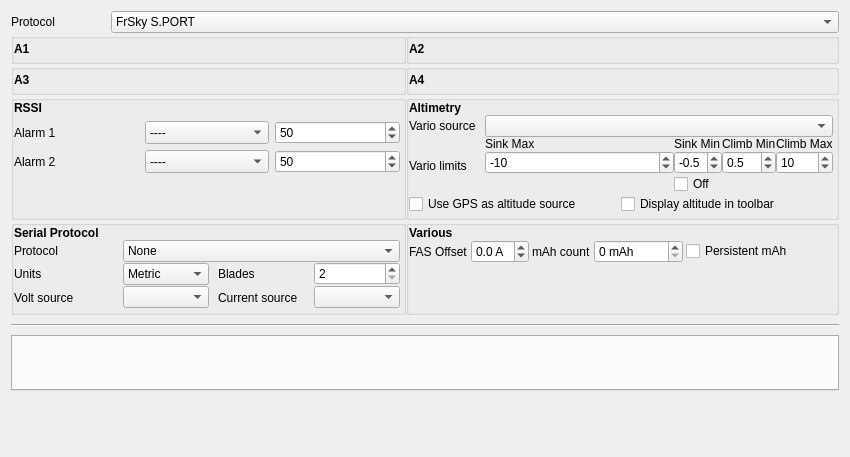
Qt form companion/src/modeledit/telemetry.ui (opentx/opentx) before a commit.
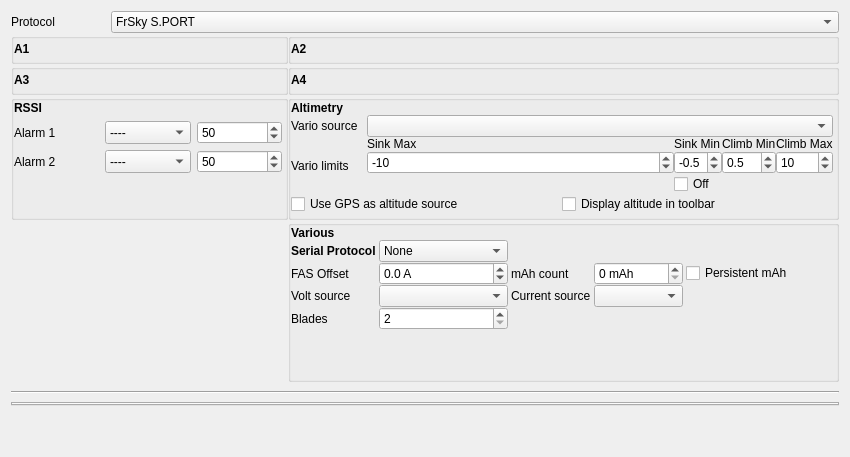
The same form after that commit. Custom widgets are drawn as their Qt base class.

```diff
--- a/companion/src/modeledit/telemetry.ui
+++ b/companion/src/modeledit/telemetry.ui
@@ -61,7 +61,7 @@
     </layout>
    </item>
    <item>
-    <layout class="QGridLayout" name="gridLayout_2">
+    <layout class="QGridLayout" name="gridLayout_2" columnstretch="0,0">
      <item row="1" column="0">
       <widget class="QGroupBox" name="A1GB">
        <property name="sizePolicy">
@@ -188,221 +188,6 @@
        </layout>
       </widget>
      </item>
-     <item row="4" column="0">
-      <widget class="QGroupBox" name="serialGB">
-       <property name="sizePolicy">
-        <sizepolicy hsizetype="MinimumExpanding" vsizetype="Preferred">
-         <horstretch>0</horstretch>
-         <verstretch>0</verstretch>
-        </sizepolicy>
-       </property>
-       <layout class="QVBoxLayout" name="verticalLayout_6">
-        <property name="spacing">
-         <number>0</number>
-        </property>
-        <property name="leftMargin">
-         <number>0</number>
-        </property>
-        <property name="topMargin">
-         <number>0</number>
-        </property>
-        <property name="rightMargin">
-         <number>3</number>
-        </property>
-        <property name="bottomMargin">
-         <number>3</number>
-        </property>
-        <item>
-         <layout class="QGridLayout" name="gridLayout_34" columnstretch="0,1,1,1">
-          <property name="horizontalSpacing">
-           <number>9</number>
-          </property>
-          <property name="rightMargin">
-           <number>0</number>
-          </property>
-          <item row="3" column="0">
-           <widget class="QLabel" name="label_4">
-            <property name="sizePolicy">
-             <sizepolicy hsizetype="MinimumExpanding" vsizetype="Preferred">
-              <horstretch>0</horstretch>
-              <verstretch>0</verstretch>
-             </sizepolicy>
-            </property>
-            <property name="text">
-             <string>Volt source</string>
-            </property>
-           </widget>
-          </item>
-          <item row="2" column="1">
-           <widget class="QComboBox" name="frskyUnitsCB">
-            <property name="sizePolicy">
-             <sizepolicy hsizetype="Preferred" vsizetype="Fixed">
-              <horstretch>0</horstretch>
-              <verstretch>0</verstretch>
-             </sizepolicy>
-            </property>
-            <item>
-             <property name="text">
-              <string>Metric</string>
-             </property>
-            </item>
-            <item>
-             <property name="text">
-              <string>Imperial</string>
-             </property>
-            </item>
-           </widget>
-          </item>
-          <item row="3" column="2">
-           <widget class="QLabel" name="current_label">
-            <property name="sizePolicy">
-             <sizepolicy hsizetype="MinimumExpanding" vsizetype="MinimumExpanding">
-              <horstretch>0</horstretch>
-              <verstretch>0</verstretch>
-             </sizepolicy>
-            </property>
-            <property name="minimumSize">
-             <size>
-              <width>0</width>
-              <height>0</height>
-             </size>
-            </property>
-            <property name="text">
-             <string>Current source</string>
-            </property>
-           </widget>
-          </item>
-          <item row="1" column="0">
-           <widget class="QLabel" name="label_112">
-            <property name="sizePolicy">
-             <sizepolicy hsizetype="MinimumExpanding" vsizetype="Preferred">
-              <horstretch>0</horstretch>
-              <verstretch>0</verstretch>
-             </sizepolicy>
-            </property>
-            <property name="minimumSize">
-             <size>
-              <width>100</width>
-              <height>0</height>
-             </size>
-            </property>
-            <property name="text">
-             <string>Protocol</string>
-            </property>
-           </widget>
-          </item>
-          <item row="3" column="3">
-           <widget class="QUnsignedAutoComboBox" name="frskyCurrentCB">
-            <property name="sizePolicy">
-             <sizepolicy hsizetype="Preferred" vsizetype="Fixed">
-              <horstretch>0</horstretch>
-              <verstretch>0</verstretch>
-             </sizepolicy>
-            </property>
-           </widget>
-          </item>
-          <item row="1" column="1" colspan="3">
-           <widget class="QComboBox" name="frskyProtoCB">
-            <property name="sizePolicy">
-             <sizepolicy hsizetype="MinimumExpanding" vsizetype="Fixed">
-              <horstretch>0</horstretch>
-              <verstretch>0</verstretch>
-             </sizepolicy>
-            </property>
-            <item>
-             <property name="text">
-              <string>None</string>
-             </property>
-            </item>
-            <item>
-             <property name="text">
-              <string>FrSky Sensor Hub</string>
-             </property>
-            </item>
-           </widget>
-          </item>
-          <item row="3" column="1">
-           <widget class="QUnsignedAutoComboBox" name="frskyVoltCB">
-            <property name="sizePolicy">
-             <sizepolicy hsizetype="Preferred" vsizetype="Fixed">
-              <horstretch>0</horstretch>
-              <verstretch>0</verstretch>
-             </sizepolicy>
-            </property>
-           </widget>
-          </item>
-          <item row="2" column="0">
-           <widget class="QLabel" name="label_113">
-            <property name="sizePolicy">
-             <sizepolicy hsizetype="MinimumExpanding" vsizetype="Preferred">
-              <horstretch>0</horstretch>
-              <verstretch>0</verstretch>
-             </sizepolicy>
-            </property>
-            <property name="minimumSize">
-             <size>
-              <width>0</width>
-              <height>0</height>
-             </size>
-            </property>
-            <property name="text">
-             <string>Units</string>
-            </property>
-           </widget>
-          </item>
-          <item row="2" column="2">
-           <widget class="QLabel" name="blades_label">
-            <property name="sizePolicy">
-             <sizepolicy hsizetype="MinimumExpanding" vsizetype="MinimumExpanding">
-              <horstretch>0</horstretch>
-              <verstretch>0</verstretch>
-             </sizepolicy>
-            </property>
-            <property name="text">
-             <string>Blades</string>
-            </property>
-           </widget>
-          </item>
-          <item row="0" column="0">
-           <widget class="QLabel" name="label">
-            <property name="font">
-             <font>
-              <weight>75</weight>
-              <bold>true</bold>
-             </font>
-            </property>
-            <property name="text">
-             <string>Serial Protocol</string>
-            </property>
-           </widget>
-          </item>
-          <item row="2" column="3">
-           <widget class="QDoubleSpinBox" name="bladesCount">
-            <property name="sizePolicy">
-             <sizepolicy hsizetype="MinimumExpanding" vsizetype="Fixed">
-              <horstretch>0</horstretch>
-              <verstretch>0</verstretch>
-             </sizepolicy>
-            </property>
-            <property name="decimals">
-             <number>0</number>
-            </property>
-            <property name="minimum">
-             <double>2.000000000000000</double>
-            </property>
-            <property name="maximum">
-             <double>5.000000000000000</double>
-            </property>
-            <property name="value">
-             <double>2.000000000000000</double>
-            </property>
-           </widget>
-          </item>
-         </layout>
-        </item>
-       </layout>
-      </widget>
-     </item>
      <item row="1" column="1">
       <widget class="QGroupBox" name="A2GB">
        <property name="flat">
@@ -738,21 +523,121 @@
          <number>0</number>
         </property>
         <item row="0" column="0">
-         <layout class="QGridLayout" name="gridLayout" rowstretch="0,1">
+         <layout class="QGridLayout" name="gridLayout" rowstretch="0,0,0,0,0">
           <property name="horizontalSpacing">
            <number>3</number>
           </property>
           <property name="verticalSpacing">
            <number>0</number>
           </property>
-          <item row="1" column="2">
+          <item row="3" column="1">
+           <widget class="QUnsignedAutoComboBox" name="frskyVoltCB">
+            <property name="sizePolicy">
+             <sizepolicy hsizetype="Preferred" vsizetype="Fixed">
+              <horstretch>0</horstretch>
+              <verstretch>0</verstretch>
+             </sizepolicy>
+            </property>
+           </widget>
+          </item>
+          <item row="3" column="0">
+           <widget class="QLabel" name="label_4">
+            <property name="sizePolicy">
+             <sizepolicy hsizetype="MinimumExpanding" vsizetype="Preferred">
+              <horstretch>0</horstretch>
+              <verstretch>0</verstretch>
+             </sizepolicy>
+            </property>
+            <property name="text">
+             <string>Volt source</string>
+            </property>
+           </widget>
+          </item>
+          <item row="3" column="3">
+           <widget class="QUnsignedAutoComboBox" name="frskyCurrentCB">
+            <property name="sizePolicy">
+             <sizepolicy hsizetype="Preferred" vsizetype="Fixed">
+              <horstretch>0</horstretch>
+              <verstretch>0</verstretch>
+             </sizepolicy>
+            </property>
+           </widget>
+          </item>
+          <item row="2" column="5">
+           <spacer name="horizontalSpacer">
+            <property name="orientation">
+             <enum>Qt::Horizontal</enum>
+            </property>
+            <property name="sizeHint" stdset="0">
+             <size>
+              <width>40</width>
+              <height>20</height>
+             </size>
+            </property>
+           </spacer>
+          </item>
+          <item row="3" column="2">
+           <widget class="QLabel" name="current_label">
+            <property name="sizePolicy">
+             <sizepolicy hsizetype="MinimumExpanding" vsizetype="MinimumExpanding">
+              <horstretch>0</horstretch>
+              <verstretch>0</verstretch>
+             </sizepolicy>
+            </property>
+            <property name="minimumSize">
+             <size>
+              <width>0</width>
+              <height>0</height>
+             </size>
+            </property>
+            <property name="text">
+             <string>Current source</string>
+            </property>
+           </widget>
+          </item>
+          <item row="4" column="1">
+           <widget class="QDoubleSpinBox" name="bladesCount">
+            <property name="sizePolicy">
+             <sizepolicy hsizetype="MinimumExpanding" vsizetype="Fixed">
+              <horstretch>0</horstretch>
+              <verstretch>0</verstretch>
+             </sizepolicy>
+            </property>
+            <property name="decimals">
+             <number>0</number>
+            </property>
+            <property name="minimum">
+             <double>2.000000000000000</double>
+            </property>
+            <property name="maximum">
+             <double>5.000000000000000</double>
+            </property>
+            <property name="value">
+             <double>2.000000000000000</double>
+            </property>
+           </widget>
+          </item>
+          <item row="4" column="0">
+           <widget class="QLabel" name="blades_label">
+            <property name="sizePolicy">
+             <sizepolicy hsizetype="MinimumExpanding" vsizetype="MinimumExpanding">
+              <horstretch>0</horstretch>
+              <verstretch>0</verstretch>
+             </sizepolicy>
+            </property>
+            <property name="text">
+             <string>Blades</string>
+            </property>
+           </widget>
+          </item>
+          <item row="2" column="2">
            <widget class="QLabel" name="mahCount_label">
             <property name="text">
              <string>mAh count</string>
             </property>
            </widget>
           </item>
-          <item row="1" column="3">
+          <item row="2" column="3">
            <widget class="QSpinBox" name="mahCount_SB">
             <property name="sizePolicy">
              <sizepolicy hsizetype="Minimum" vsizetype="Fixed">
@@ -768,7 +653,7 @@
             </property>
            </widget>
           </item>
-          <item row="1" column="1">
+          <item row="2" column="1">
            <widget class="QDoubleSpinBox" name="fasOffset_DSB">
             <property name="sizePolicy">
              <sizepolicy hsizetype="Minimum" vsizetype="Fixed">
@@ -793,7 +678,7 @@
             </property>
            </widget>
           </item>
-          <item row="1" column="0">
+          <item row="2" column="0">
            <widget class="QLabel" name="fasOffset_label">
             <property name="sizePolicy">
              <sizepolicy hsizetype="Maximum" vsizetype="Preferred">
@@ -806,26 +691,13 @@
             </property>
            </widget>
           </item>
-          <item row="1" column="4">
+          <item row="2" column="4">
            <widget class="QCheckBox" name="mahCount_ChkB">
             <property name="text">
              <string>Persistent mAh</string>
             </property>
            </widget>
           </item>
-          <item row="1" column="5">
-           <spacer name="horizontalSpacer">
-            <property name="orientation">
-             <enum>Qt::Horizontal</enum>
-            </property>
-            <property name="sizeHint" stdset="0">
-             <size>
-              <width>40</width>
-              <height>20</height>
-             </size>
-            </property>
-           </spacer>
-          </item>
           <item row="0" column="0">
            <widget class="QLabel" name="label_3">
             <property name="sizePolicy">
@@ -845,6 +717,39 @@
             </property>
            </widget>
           </item>
+          <item row="1" column="0">
+           <widget class="QLabel" name="label">
+            <property name="font">
+             <font>
+              <weight>75</weight>
+              <bold>true</bold>
+             </font>
+            </property>
+            <property name="text">
+             <string>Serial Protocol</string>
+            </property>
+           </widget>
+          </item>
+          <item row="1" column="1">
+           <widget class="QComboBox" name="frskyProtoCB">
+            <property name="sizePolicy">
+             <sizepolicy hsizetype="MinimumExpanding" vsizetype="Fixed">
+              <horstretch>0</horstretch>
+              <verstretch>0</verstretch>
+             </sizepolicy>
+            </property>
+            <item>
+             <property name="text">
+              <string>None</string>
+             </property>
+            </item>
+            <item>
+             <property name="text">
+              <string>FrSky Sensor Hub</string>
+             </property>
+            </item>
+           </widget>
+          </item>
          </layout>
         </item>
         <item row="1" column="0">
```
